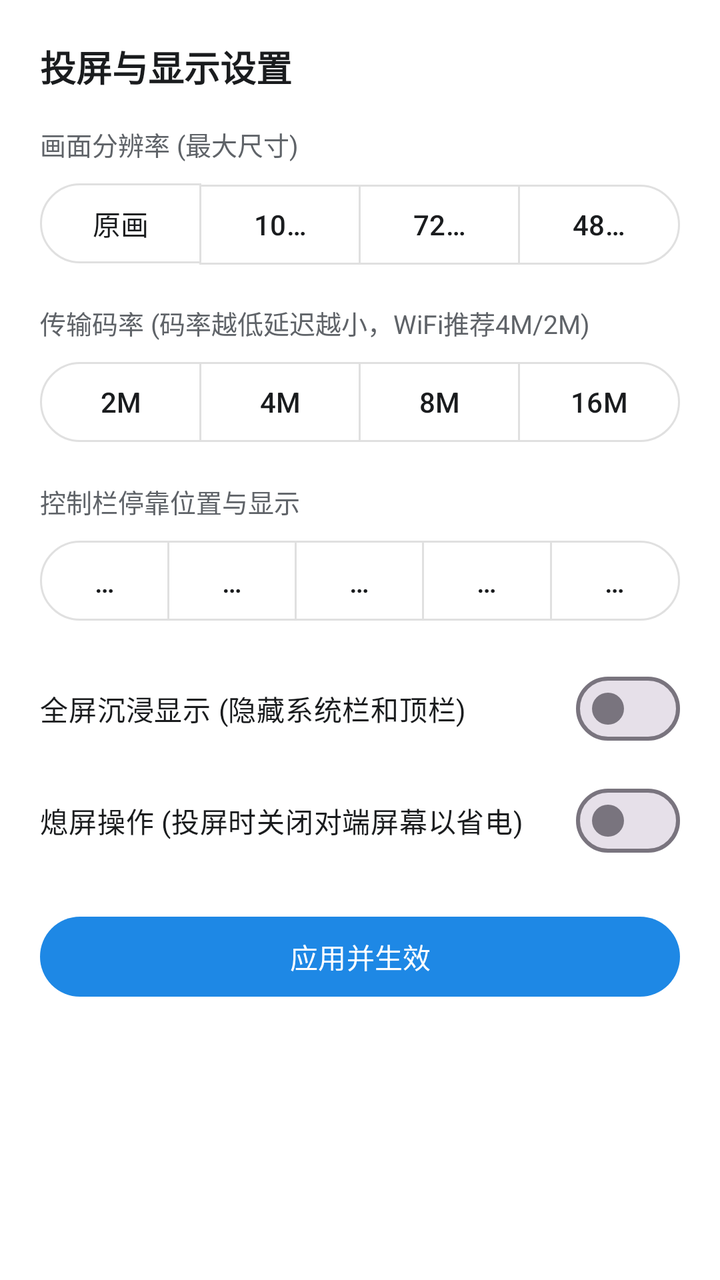
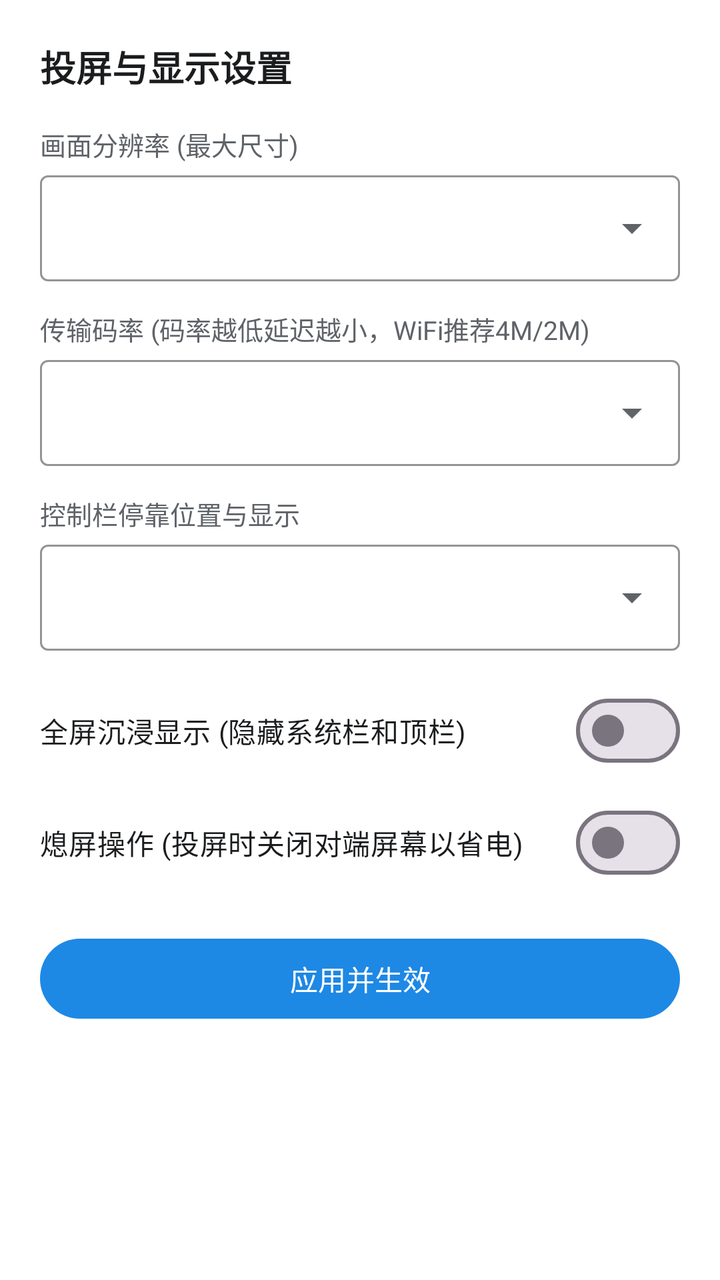

An Android layout rendered at two revisions. The XML below is the earlier revision; the diff shows what the commit changed to produce the second picture.
<!-- AndroidManifest.xml: application theme Theme.ADBToolbox -->
<!-- res/layout/dialog_scrcpy_settings.xml -->
<?xml version="1.0" encoding="utf-8"?>
<ScrollView xmlns:android="http://schemas.android.com/apk/res/android"
    xmlns:app="http://schemas.android.com/apk/res-auto"
    android:layout_width="match_parent"
    android:layout_height="wrap_content"
    android:background="@color/surface"
    android:padding="20dp">

    <LinearLayout
        android:layout_width="match_parent"
        android:layout_height="wrap_content"
        android:orientation="vertical">

        <TextView
            android:layout_width="wrap_content"
            android:layout_height="wrap_content"
            android:text="投屏与显示设置"
            android:textColor="@color/text_primary"
            android:textSize="18sp"
            android:textStyle="bold" />

        
        <TextView
            android:layout_width="wrap_content"
            android:layout_height="wrap_content"
            android:layout_marginTop="16dp"
            android:text="画面分辨率 (最大尺寸)"
            android:textColor="@color/text_secondary"
            android:textSize="13sp" />

        <com.google.android.material.button.MaterialButtonToggleGroup
            android:id="@+id/toggleResolution"
            android:layout_width="match_parent"
            android:layout_height="wrap_content"
            android:layout_marginTop="6dp"
            app:selectionRequired="true"
            app:singleSelection="true">

            <com.google.android.material.button.MaterialButton
                android:id="@+id/btnResNative"
                style="@style/Widget.Material3.Button.OutlinedButton"
                android:layout_width="0dp"
                android:layout_height="wrap_content"
                android:layout_weight="1"
                android:text="原画"
                android:textColor="@color/selector_toggle_text"
                app:backgroundTint="@color/selector_toggle_bg"
                app:strokeColor="@color/selector_toggle_stroke" />

            <com.google.android.material.button.MaterialButton
                android:id="@+id/btnRes1080"
                style="@style/Widget.Material3.Button.OutlinedButton"
                android:layout_width="0dp"
                android:layout_height="wrap_content"
                android:layout_weight="1"
                android:text="1080P"
                android:textColor="@color/selector_toggle_text"
                app:backgroundTint="@color/selector_toggle_bg"
                app:strokeColor="@color/selector_toggle_stroke" />

            <com.google.android.material.button.MaterialButton
                android:id="@+id/btnRes720"
                style="@style/Widget.Material3.Button.OutlinedButton"
                android:layout_width="0dp"
                android:layout_height="wrap_content"
                android:layout_weight="1"
                android:text="720P"
                android:textColor="@color/selector_toggle_text"
                app:backgroundTint="@color/selector_toggle_bg"
                app:strokeColor="@color/selector_toggle_stroke" />

            <com.google.android.material.button.MaterialButton
                android:id="@+id/btnRes480"
                style="@style/Widget.Material3.Button.OutlinedButton"
                android:layout_width="0dp"
                android:layout_height="wrap_content"
                android:layout_weight="1"
                android:text="480P"
                android:textColor="@color/selector_toggle_text"
                app:backgroundTint="@color/selector_toggle_bg"
                app:strokeColor="@color/selector_toggle_stroke" />

        </com.google.android.material.button.MaterialButtonToggleGroup>

        
        <TextView
            android:layout_width="wrap_content"
            android:layout_height="wrap_content"
            android:layout_marginTop="16dp"
            android:text="传输码率 (码率越低延迟越小，WiFi推荐4M/2M)"
            android:textColor="@color/text_secondary"
            android:textSize="13sp" />

        <com.google.android.material.button.MaterialButtonToggleGroup
            android:id="@+id/toggleBitrate"
            android:layout_width="match_parent"
            android:layout_height="wrap_content"
            android:layout_marginTop="6dp"
            app:selectionRequired="true"
            app:singleSelection="true">

            <com.google.android.material.button.MaterialButton
                android:id="@+id/btnBitrate2M"
                style="@style/Widget.Material3.Button.OutlinedButton"
                android:layout_width="0dp"
                android:layout_height="wrap_content"
                android:layout_weight="1"
                android:text="2M"
                android:textColor="@color/selector_toggle_text"
                app:backgroundTint="@color/selector_toggle_bg"
                app:strokeColor="@color/selector_toggle_stroke" />

            <com.google.android.material.button.MaterialButton
                android:id="@+id/btnBitrate4M"
                style="@style/Widget.Material3.Button.OutlinedButton"
                android:layout_width="0dp"
                android:layout_height="wrap_content"
                android:layout_weight="1"
                android:text="4M"
                android:textColor="@color/selector_toggle_text"
                app:backgroundTint="@color/selector_toggle_bg"
                app:strokeColor="@color/selector_toggle_stroke" />

            <com.google.android.material.button.MaterialButton
                android:id="@+id/btnBitrate8M"
                style="@style/Widget.Material3.Button.OutlinedButton"
                android:layout_width="0dp"
                android:layout_height="wrap_content"
                android:layout_weight="1"
                android:text="8M"
                android:textColor="@color/selector_toggle_text"
                app:backgroundTint="@color/selector_toggle_bg"
                app:strokeColor="@color/selector_toggle_stroke" />

            <com.google.android.material.button.MaterialButton
                android:id="@+id/btnBitrate16M"
                style="@style/Widget.Material3.Button.OutlinedButton"
                android:layout_width="0dp"
                android:layout_height="wrap_content"
                android:layout_weight="1"
                android:text="16M"
                android:textColor="@color/selector_toggle_text"
                app:backgroundTint="@color/selector_toggle_bg"
                app:strokeColor="@color/selector_toggle_stroke" />

        </com.google.android.material.button.MaterialButtonToggleGroup>

        
        <TextView
            android:layout_width="wrap_content"
            android:layout_height="wrap_content"
            android:layout_marginTop="16dp"
            android:text="控制栏停靠位置与显示"
            android:textColor="@color/text_secondary"
            android:textSize="13sp" />

        <com.google.android.material.button.MaterialButtonToggleGroup
            android:id="@+id/toggleNavPosition"
            android:layout_width="match_parent"
            android:layout_height="wrap_content"
            android:layout_marginTop="6dp"
            app:selectionRequired="true"
            app:singleSelection="true">

            <com.google.android.material.button.MaterialButton
                android:id="@+id/btnNavBottom"
                style="@style/Widget.Material3.Button.OutlinedButton"
                android:layout_width="0dp"
                android:layout_height="wrap_content"
                android:layout_weight="1"
                android:text="底部"
                android:textColor="@color/selector_toggle_text"
                app:backgroundTint="@color/selector_toggle_bg"
                app:strokeColor="@color/selector_toggle_stroke" />

            <com.google.android.material.button.MaterialButton
                android:id="@+id/btnNavTop"
                style="@style/Widget.Material3.Button.OutlinedButton"
                android:layout_width="0dp"
                android:layout_height="wrap_content"
                android:layout_weight="1"
                android:text="顶部"
                android:textColor="@color/selector_toggle_text"
                app:backgroundTint="@color/selector_toggle_bg"
                app:strokeColor="@color/selector_toggle_stroke" />

            <com.google.android.material.button.MaterialButton
                android:id="@+id/btnNavLeft"
                style="@style/Widget.Material3.Button.OutlinedButton"
                android:layout_width="0dp"
                android:layout_height="wrap_content"
                android:layout_weight="1"
                android:text="左侧"
                android:textColor="@color/selector_toggle_text"
                app:backgroundTint="@color/selector_toggle_bg"
                app:strokeColor="@color/selector_toggle_stroke" />

            <com.google.android.material.button.MaterialButton
                android:id="@+id/btnNavRight"
                style="@style/Widget.Material3.Button.OutlinedButton"
                android:layout_width="0dp"
                android:layout_height="wrap_content"
                android:layout_weight="1"
                android:text="右侧"
                android:textColor="@color/selector_toggle_text"
                app:backgroundTint="@color/selector_toggle_bg"
                app:strokeColor="@color/selector_toggle_stroke" />

            <com.google.android.material.button.MaterialButton
                android:id="@+id/btnNavHide"
                style="@style/Widget.Material3.Button.OutlinedButton"
                android:layout_width="0dp"
                android:layout_height="wrap_content"
                android:layout_weight="1"
                android:text="隐藏"
                android:textColor="@color/selector_toggle_text"
                app:backgroundTint="@color/selector_toggle_bg"
                app:strokeColor="@color/selector_toggle_stroke" />

        </com.google.android.material.button.MaterialButtonToggleGroup>

        
        <com.google.android.material.materialswitch.MaterialSwitch
            android:id="@+id/switchFullscreen"
            android:layout_width="match_parent"
            android:layout_height="wrap_content"
            android:layout_marginTop="16dp"
            android:text="全屏沉浸显示 (隐藏系统栏和顶栏)"
            android:textColor="@color/text_primary" />

        <com.google.android.material.materialswitch.MaterialSwitch
            android:id="@+id/switchScreenOff"
            android:layout_width="match_parent"
            android:layout_height="wrap_content"
            android:layout_marginTop="8dp"
            android:text="熄屏操作 (投屏时关闭对端屏幕以省电)"
            android:textColor="@color/text_primary" />

        <com.google.android.material.button.MaterialButton
            android:id="@+id/btnApplySettings"
            android:layout_width="match_parent"
            android:layout_height="wrap_content"
            android:layout_marginTop="20dp"
            android:text="应用并生效"
            android:textColor="@color/on_primary"
            app:backgroundTint="@color/primary" />

    </LinearLayout>

</ScrollView>
<!-- resources referenced by this layout -->
<resources>
  <color name="on_primary">#FFFFFF</color>
  <color name="primary">#1E88E5</color>
  <color name="surface">#FFFFFF</color>
  <color name="text_primary">#1A1C1E</color>
  <color name="text_secondary">#5F6368</color>
  <style name="Theme.ADBToolbox" parent="Theme.Material3.DayNight.NoActionBar">
          <item name="colorPrimary">@color/primary</item>
          <item name="colorOnPrimary">#FFFFFF</item>
          <item name="colorPrimaryContainer">@color/primary_container</item>
          <item name="colorOnPrimaryContainer">@color/on_primary_container</item>
          <item name="colorSecondary">@color/accent</item>
          <item name="colorSurface">@color/surface</item>
          <item name="colorOnSurface">@color/text_primary</item>
          <item name="android:statusBarColor">@color/surface</item>
          <item name="android:windowLightStatusBar">true</item>
          <item name="android:colorBackground">@color/background</item>
      </style>
  <color name="primary_container">#E3F2FD</color>
  <color name="on_primary_container">#0D47A1</color>
  <color name="accent">#00ACC1</color>
  <color name="background">#F8F9FA</color>
</resources>

<!-- the commit's change to res/layout/dialog_scrcpy_settings.xml (unified diff, before → after) -->
@@ -28,196 +28,89 @@
             android:textColor="@color/text_secondary"
             android:textSize="13sp" />
 
-        <com.google.android.material.button.MaterialButtonToggleGroup
-            android:id="@+id/toggleResolution"
+        <com.google.android.material.textfield.TextInputLayout
+            android:id="@+id/layoutResolution"
+            style="@style/Widget.Material3.TextInputLayout.OutlinedBox.ExposedDropdownMenu"
             android:layout_width="match_parent"
             android:layout_height="wrap_content"
             android:layout_marginTop="6dp"
-            app:selectionRequired="true"
-            app:singleSelection="true">
+            app:boxStrokeColor="@color/primary"
+            app:endIconTint="@color/text_secondary"
+            app:hintEnabled="false">
 
-            <com.google.android.material.button.MaterialButton
-                android:id="@+id/btnResNative"
-                style="@style/Widget.Material3.Button.OutlinedButton"
-                android:layout_width="0dp"
+            <com.google.android.material.textfield.MaterialAutoCompleteTextView
+                android:id="@+id/actvResolution"
+                android:layout_width="match_parent"
                 android:layout_height="wrap_content"
-                android:layout_weight="1"
-                android:text="原画"
-                android:textColor="@color/selector_toggle_text"
-                app:backgroundTint="@color/selector_toggle_bg"
-                app:strokeColor="@color/selector_toggle_stroke" />
-
-            <com.google.android.material.button.MaterialButton
-                android:id="@+id/btnRes1080"
-                style="@style/Widget.Material3.Button.OutlinedButton"
-                android:layout_width="0dp"
-                android:layout_height="wrap_content"
-                android:layout_weight="1"
-                android:text="1080P"
-                android:textColor="@color/selector_toggle_text"
-                app:backgroundTint="@color/selector_toggle_bg"
-                app:strokeColor="@color/selector_toggle_stroke" />
-
-            <com.google.android.material.button.MaterialButton
-                android:id="@+id/btnRes720"
-                style="@style/Widget.Material3.Button.OutlinedButton"
-                android:layout_width="0dp"
-                android:layout_height="wrap_content"
-                android:layout_weight="1"
-                android:text="720P"
-                android:textColor="@color/selector_toggle_text"
-                app:backgroundTint="@color/selector_toggle_bg"
-                app:strokeColor="@color/selector_toggle_stroke" />
-
-            <com.google.android.material.button.MaterialButton
-                android:id="@+id/btnRes480"
-                style="@style/Widget.Material3.Button.OutlinedButton"
-                android:layout_width="0dp"
-                android:layout_height="wrap_content"
-                android:layout_weight="1"
-                android:text="480P"
-                android:textColor="@color/selector_toggle_text"
-                app:backgroundTint="@color/selector_toggle_bg"
-                app:strokeColor="@color/selector_toggle_stroke" />
-
-        </com.google.android.material.button.MaterialButtonToggleGroup>
+                android:ellipsize="end"
+                android:gravity="center_vertical"
+                android:inputType="none"
+                android:singleLine="true"
+                android:textColor="@color/text_primary"
+                android:textSize="14sp" />
+        </com.google.android.material.textfield.TextInputLayout>
 
         
         <TextView
             android:layout_width="wrap_content"
             android:layout_height="wrap_content"
-            android:layout_marginTop="16dp"
+            android:layout_marginTop="14dp"
             android:text="传输码率 (码率越低延迟越小，WiFi推荐4M/2M)"
             android:textColor="@color/text_secondary"
             android:textSize="13sp" />
 
-        <com.google.android.material.button.MaterialButtonToggleGroup
-            android:id="@+id/toggleBitrate"
+        <com.google.android.material.textfield.TextInputLayout
+            android:id="@+id/layoutBitrate"
+            style="@style/Widget.Material3.TextInputLayout.OutlinedBox.ExposedDropdownMenu"
             android:layout_width="match_parent"
             android:layout_height="wrap_content"
             android:layout_marginTop="6dp"
-            app:selectionRequired="true"
-            app:singleSelection="true">
+            app:boxStrokeColor="@color/primary"
+            app:endIconTint="@color/text_secondary"
+            app:hintEnabled="false">
 
-            <com.google.android.material.button.MaterialButton
-                android:id="@+id/btnBitrate2M"
-                style="@style/Widget.Material3.Button.OutlinedButton"
-                android:layout_width="0dp"
+            <com.google.android.material.textfield.MaterialAutoCompleteTextView
+                android:id="@+id/actvBitrate"
+                android:layout_width="match_parent"
                 android:layout_height="wrap_content"
-                android:layout_weight="1"
-                android:text="2M"
-                android:textColor="@color/selector_toggle_text"
-                app:backgroundTint="@color/selector_toggle_bg"
-                app:strokeColor="@color/selector_toggle_stroke" />
-
-            <com.google.android.material.button.MaterialButton
-                android:id="@+id/btnBitrate4M"
-                style="@style/Widget.Material3.Button.OutlinedButton"
-                android:layout_width="0dp"
-                android:layout_height="wrap_content"
-                android:layout_weight="1"
-                android:text="4M"
-                android:textColor="@color/selector_toggle_text"
-                app:backgroundTint="@color/selector_toggle_bg"
-                app:strokeColor="@color/selector_toggle_stroke" />
-
-            <com.google.android.material.button.MaterialButton
-                android:id="@+id/btnBitrate8M"
-                style="@style/Widget.Material3.Button.OutlinedButton"
-                android:layout_width="0dp"
-                android:layout_height="wrap_content"
-                android:layout_weight="1"
-                android:text="8M"
-                android:textColor="@color/selector_toggle_text"
-                app:backgroundTint="@color/selector_toggle_bg"
-                app:strokeColor="@color/selector_toggle_stroke" />
-
-            <com.google.android.material.button.MaterialButton
-                android:id="@+id/btnBitrate16M"
-                style="@style/Widget.Material3.Button.OutlinedButton"
-                android:layout_width="0dp"
-                android:layout_height="wrap_content"
-                android:layout_weight="1"
-                android:text="16M"
-                android:textColor="@color/selector_toggle_text"
-                app:backgroundTint="@color/selector_toggle_bg"
-                app:strokeColor="@color/selector_toggle_stroke" />
-
-        </com.google.android.material.button.MaterialButtonToggleGroup>
+                android:ellipsize="end"
+                android:gravity="center_vertical"
+                android:inputType="none"
+                android:singleLine="true"
+                android:textColor="@color/text_primary"
+                android:textSize="14sp" />
+        </com.google.android.material.textfield.TextInputLayout>
 
         
         <TextView
             android:layout_width="wrap_content"
             android:layout_height="wrap_content"
-            android:layout_marginTop="16dp"
+            android:layout_marginTop="14dp"
             android:text="控制栏停靠位置与显示"
             android:textColor="@color/text_secondary"
             android:textSize="13sp" />
 
-        <com.google.android.material.button.MaterialButtonToggleGroup
-            android:id="@+id/toggleNavPosition"
+        <com.google.android.material.textfield.TextInputLayout
+            android:id="@+id/layoutNavPosition"
+            style="@style/Widget.Material3.TextInputLayout.OutlinedBox.ExposedDropdownMenu"
             android:layout_width="match_parent"
             android:layout_height="wrap_content"
             android:layout_marginTop="6dp"
-            app:selectionRequired="true"
-            app:singleSelection="true">
+            app:boxStrokeColor="@color/primary"
+            app:endIconTint="@color/text_secondary"
+            app:hintEnabled="false">
 
-            <com.google.android.material.button.MaterialButton
-                android:id="@+id/btnNavBottom"
-                style="@style/Widget.Material3.Button.OutlinedButton"
-                android:layout_width="0dp"
+            <com.google.android.material.textfield.MaterialAutoCompleteTextView
+                android:id="@+id/actvNavPosition"
+                android:layout_width="match_parent"
                 android:layout_height="wrap_content"
-                android:layout_weight="1"
-                android:text="底部"
-                android:textColor="@color/selector_toggle_text"
-                app:backgroundTint="@color/selector_toggle_bg"
-                app:strokeColor="@color/selector_toggle_stroke" />
-
-            <com.google.android.material.button.MaterialButton
-                android:id="@+id/btnNavTop"
-                style="@style/Widget.Material3.Button.OutlinedButton"
-                android:layout_width="0dp"
-                android:layout_height="wrap_content"
-                android:layout_weight="1"
-                android:text="顶部"
-                android:textColor="@color/selector_toggle_text"
-                app:backgroundTint="@color/selector_toggle_bg"
-                app:strokeColor="@color/selector_toggle_stroke" />
-
-            <com.google.android.material.button.MaterialButton
-                android:id="@+id/btnNavLeft"
-                style="@style/Widget.Material3.Button.OutlinedButton"
-                android:layout_width="0dp"
-                android:layout_height="wrap_content"
-                android:layout_weight="1"
-                android:text="左侧"
-                android:textColor="@color/selector_toggle_text"
-                app:backgroundTint="@color/selector_toggle_bg"
-                app:strokeColor="@color/selector_toggle_stroke" />
-
-            <com.google.android.material.button.MaterialButton
-                android:id="@+id/btnNavRight"
-                style="@style/Widget.Material3.Button.OutlinedButton"
-                android:layout_width="0dp"
-                android:layout_height="wrap_content"
-                android:layout_weight="1"
-                android:text="右侧"
-                android:textColor="@color/selector_toggle_text"
-                app:backgroundTint="@color/selector_toggle_bg"
-                app:strokeColor="@color/selector_toggle_stroke" />
-
-            <com.google.android.material.button.MaterialButton
-                android:id="@+id/btnNavHide"
-                style="@style/Widget.Material3.Button.OutlinedButton"
-                android:layout_width="0dp"
-                android:layout_height="wrap_content"
-                android:layout_weight="1"
-                android:text="隐藏"
-                android:textColor="@color/selector_toggle_text"
-                app:backgroundTint="@color/selector_toggle_bg"
-                app:strokeColor="@color/selector_toggle_stroke" />
-
-        </com.google.android.material.button.MaterialButtonToggleGroup>
+                android:ellipsize="end"
+                android:gravity="center_vertical"
+                android:inputType="none"
+                android:singleLine="true"
+                android:textColor="@color/text_primary"
+                android:textSize="14sp" />
+        </com.google.android.material.textfield.TextInputLayout>
 
         
         <com.google.android.material.materialswitch.MaterialSwitch
